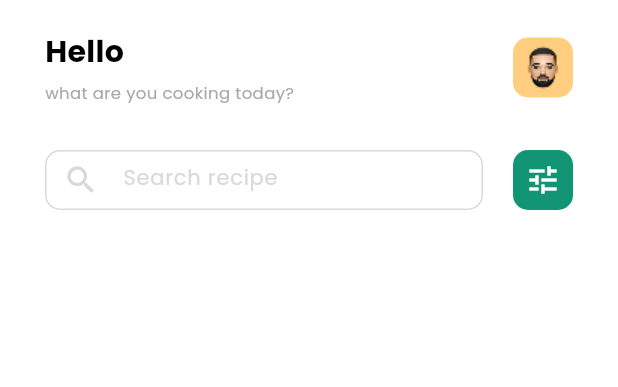
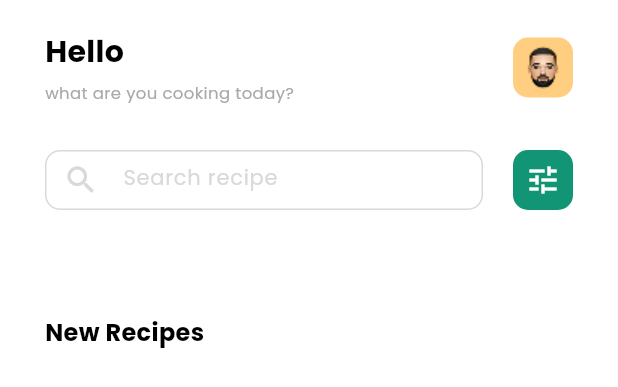
Before and after one commit to yooyeonhee/flutter_recipe, a Flutter app: the HomeScreen widget shown alone on an empty page, opened directly with empty values, on a phone screen of 412 x 824 dp. Shown: the top 387 px of the screen. Run offline on Flutter 3.47's test engine with Material 3 defaults, Android fonts, the phone set to English and light mode, and no system bars; our stand-ins replace freezed_annotation, get_it, go_router.

Commit message:
Feat: New Recipe 데이터 출력

```diff
--- a/lib/core/di/di_setup.dart
+++ b/lib/core/di/di_setup.dart
@@ -79,6 +79,7 @@ void diSetup() {
     () => HomeViewModel(
       getCategoriesUseCase: getIt(),
       getDishesByCategoryUseCase: getIt(),
+      getNewRecipesUseCase: getIt(),
     ),
   );
 }
--- a/lib/presentation/home/home_state.dart
+++ b/lib/presentation/home/home_state.dart
@@ -4,21 +4,25 @@ class HomeState {
   final String selectedCategory;
   final List<String> categories;
   final List<Recipe> dishes;
+  final List<Recipe> newRecipes;
 
   HomeState({
     this.selectedCategory = 'All',
     this.categories = const [],
     this.dishes = const [],
+    this.newRecipes = const [],
   });
 
   HomeState copyWith({
     String? selectedCategory,
     List<String>? categories,
     List<Recipe>? dishes,
+    List<Recipe>? newRecipes,
   }) {
     return HomeState(
         selectedCategory: selectedCategory ?? this.selectedCategory,
         dishes: dishes ?? this.dishes,
-        categories: categories ?? this.categories);
+        categories: categories ?? this.categories,
+        newRecipes: newRecipes ?? this.newRecipes);
   }
 }
--- a/lib/presentation/home/screen/home_screen.dart
+++ b/lib/presentation/home/screen/home_screen.dart
@@ -1,5 +1,6 @@
 import 'package:flutter/material.dart';
 import 'package:recipe_flutter/core/presentation/components/dish_card.dart';
+import 'package:recipe_flutter/core/presentation/components/new_recipe_card.dart';
 import 'package:recipe_flutter/core/presentation/components/recipe_category_selector.dart';
 import 'package:recipe_flutter/core/presentation/components/search_input_field.dart';
 import 'package:recipe_flutter/presentation/home/home_state.dart';
@@ -23,7 +24,9 @@ class HomeScreen extends StatelessWidget {
   @override
   Widget build(BuildContext context) {
     return SafeArea(
+      child: SingleChildScrollView(
         child: Column(
+          crossAxisAlignment: CrossAxisAlignment.start,
           children: [
             Padding(
               padding: const EdgeInsets.symmetric(horizontal: 30),
@@ -131,8 +134,42 @@ class HomeScreen extends StatelessWidget {
                       .toList(),
                 ),
               ),
+            ),
+            const SizedBox(
+              height: 20,
+            ),
+            Padding(
+              padding: const EdgeInsets.only(left: 30),
+              child: Column(
+                crossAxisAlignment: CrossAxisAlignment.start,
+                children: [
+                  const Text(
+                    'New Recipes',
+                    style: TextStyles.normalTextBold,
+                  ),
+                  const SizedBox(
+                    height: 5,
+                  ),
+                  SingleChildScrollView(
+                    scrollDirection: Axis.horizontal,
+                    child: Row(
+                      children: state.newRecipes
+                          .map((e) => Padding(
+                                padding: const EdgeInsets.only(
+                                  left: 5,
+                                  bottom: 10,
+                                  right: 15,
+                                ),
+                                child: NewRecipeCard(recipe: e),
+                              ))
+                          .toList(),
+                    ),
                   )
                 ],
+              ),
+            ),
+          ],
+        ),
       ),
     );
   }
```
Also changed, not shown: lib/core/presentation/components/new_recipe_card.dart (added, +127 -0 lines), lib/presentation/home/home_view_model.dart (+27 -2 lines). Lines whose indentation alone changed are shown as unchanged.
